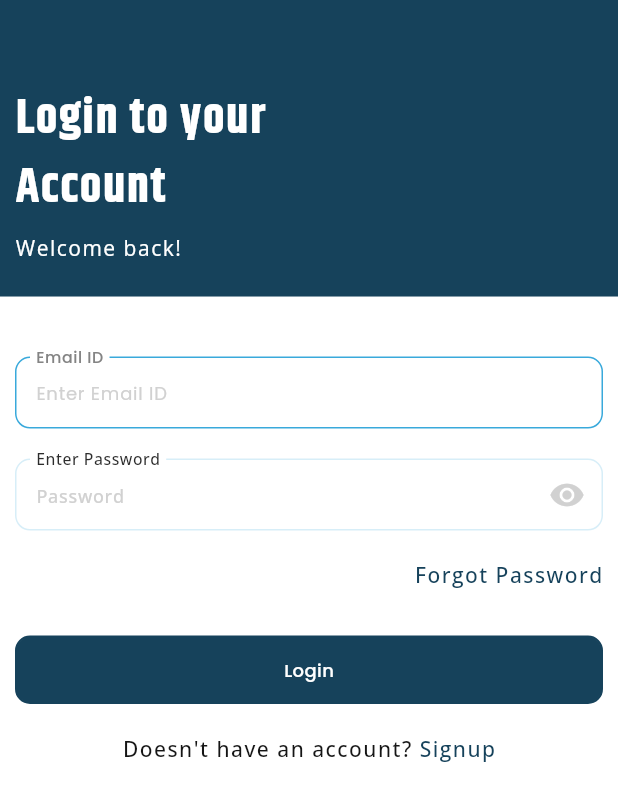
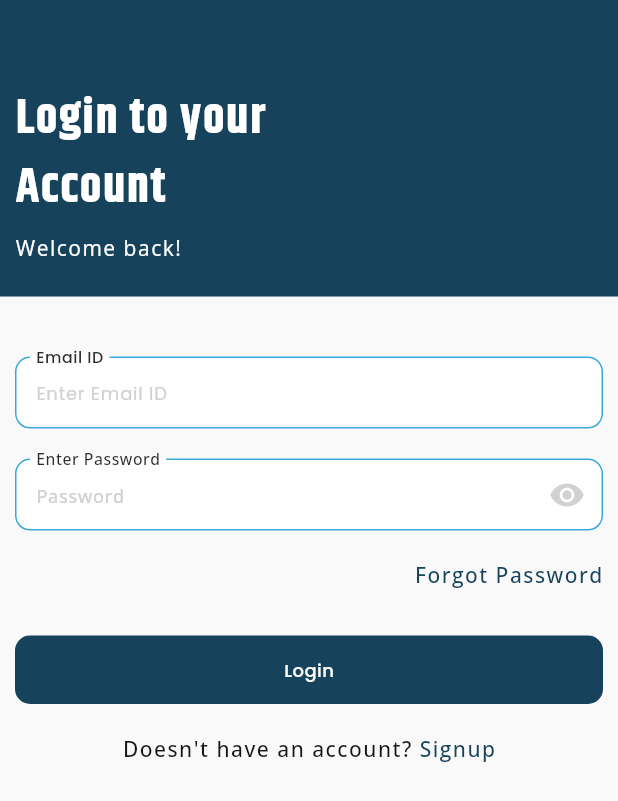
Before and after one commit to Irfan030/garage_app, a Flutter app: the LoginScreen screen opened by its route, on a phone screen of 412 x 824 dp. Shown: the top 801 px of the screen. Run offline on Flutter 3.47's test engine with Material 3 defaults, Android fonts, the phone set to English and light mode, and no system bars; our stand-ins replace dio, file_picker, flutter_bloc, flutter_svg, lottie, page_transition and 2 more; missing offline and left inert: mobile_scanner; accounts and stored records are empty.

Commit message:
finished base set up

```diff
--- a/lib/main.dart
+++ b/lib/main.dart
@@ -30,7 +30,7 @@ class MyApp extends StatelessWidget {
               useMaterial3: true,
             ),
             debugShowCheckedModeBanner: false,
-            initialRoute: RoutePath.login,
+            initialRoute: RoutePath.splash,
             onGenerateRoute: AppRoute.generateRoute,
           );
         },
--- a/lib/route/appRoutes.dart
+++ b/lib/route/appRoutes.dart
@@ -1,6 +1,10 @@
 import 'package:flutter/material.dart';
 import 'package:garage_app/route/routePath.dart';
+import 'package:garage_app/view/auth/Screens/SignUpScreen.dart';
+import 'package:garage_app/view/auth/Screens/forgotPasswordScreen.dart';
 import 'package:garage_app/view/auth/Screens/logInScreen.dart';
+import 'package:garage_app/view/auth/Screens/otpScreen.dart';
+import 'package:garage_app/view/auth/Screens/setPassWordScreen.dart';
 import 'package:garage_app/view/home/homeScreen.dart';
 import 'package:garage_app/view/notices/noticesDetailedScreen.dart';
 import 'package:garage_app/view/notices/noticesScreen.dart';
@@ -22,22 +26,18 @@ class AppRoute {
       case RoutePath.login:
         return MaterialPageRoute(builder: (_) => const LoginScreen());
 
-      // case RoutePath.signup:
-      //   return MaterialPageRoute(
-      //     builder: (_) => const SignupScreen(),
-      //   );
-      // case RoutePath.otpScreen:
-      //   OtpScreenArgument otpScreenArgument =
-      //   settings.arguments as OtpScreenArgument;
-      //   return MaterialPageRoute(
-      //     builder: (_) => OtpScreen(
-      //       otpScreenArgument: otpScreenArgument,
-      //     ),
-      //   );
-      // case RoutePath.setPassword:
-      //   return MaterialPageRoute(
-      //     builder: (_) => const SetPasswordScreen(),
-      //   );
+      case RoutePath.signup:
+        return MaterialPageRoute(builder: (_) => const SignupScreen());
+      case RoutePath.otpScreen:
+        OtpScreenArgument otpScreenArgument =
+            settings.arguments as OtpScreenArgument;
+        return MaterialPageRoute(
+          builder: (_) => OtpScreen(otpScreenArgument: otpScreenArgument),
+        );
+      case RoutePath.setPassword:
+        return MaterialPageRoute(builder: (_) => const SetPasswordScreen());
+      case RoutePath.forgotPassword:
+        return MaterialPageRoute(builder: (_) => const Forgotpassword());
 
       case RoutePath.homeScreen:
         return MaterialPageRoute(builder: (_) => HomeScreen());
--- a/lib/route/routePath.dart
+++ b/lib/route/routePath.dart
@@ -12,7 +12,6 @@ class RoutePath {
   static const String editTicket = '/editTicket';
   static const String escalateTicket = '/escalateTicket';
   static const String viewEscalation = '/view-escalation';
-
   static const String noticesScreen = '/noticesScreen';
   static const String noticesDetailedScreen = '/noticesDetailedScreen';
   static const String successScreen = '/successScreen';
--- a/lib/view/auth/Screens/logInScreen.dart
+++ b/lib/view/auth/Screens/logInScreen.dart
@@ -25,7 +25,7 @@ class _LoginScreenState extends State<LoginScreen> {
   final _formKey = GlobalKey<FormState>();
   String email = "", password = "";
   bool loader = false;
-  Authrepository authrepository = Authrepository();
+  Authrepository authRepository = Authrepository();
 
   @override
   void initState() {
@@ -38,7 +38,7 @@ class _LoginScreenState extends State<LoginScreen> {
     return PopScope(
       canPop: false,
       child: Scaffold(
-        backgroundColor: AppColor.whiteColor,
+        backgroundColor: AppColor.backgroundColor,
         body: SingleChildScrollView(
           child: Form(
             key: _formKey,
@@ -178,12 +178,12 @@ class _LoginScreenState extends State<LoginScreen> {
       "persistentLogin": true,
     };
 
-    var response = await authrepository.login(params);
+    var response = await authRepository.login(params);
     if (response.data["code"] == 200 && !response.data["error"]) {
-      // await SharedPreference.addStringToSF(
-      //   AppData.session,
-      //   // response.headers['Authorization']?[0],
-      // );
+      await SharedPreference.addStringToSF(
+        AppData.session,
+        response.headers['Authorization']?[0],
+      );
       await SharedPreference.addStringToSF(
         AppData.userId,
         response.data["results"]["data"]["user"]["id"],
--- a/lib/view/successScreen/successScreen.dart
+++ b/lib/view/successScreen/successScreen.dart
@@ -36,8 +36,7 @@ class _SuccessScreenState extends State<SuccessScreen> {
           mainAxisAlignment: MainAxisAlignment.center,
           children: [
             Lottie.asset(
-              // 'assets/animation/simple_tick.json',
-              'assets/animation/Simple.json',
+              'assets/animation/simple_tick.json',
               width: 100,
               height: 100,
               repeat: false,
--- a/lib/widget/authHeader.dart
+++ b/lib/widget/authHeader.dart
@@ -25,13 +25,8 @@ class AuthHeader extends StatelessWidget {
       width: SizeConfig.screenWidth,
       child: Stack(
         children: [
-          // Positioned.fill(
-          //   child: SvgPicture.asset(
-          //     'assets/images/svg/loginEllipse.svg', // Path to your SVG
-          //     fit: BoxFit.cover, // Adjust the fit of the background
-          //   ),
-          // ),
           Container(
+            width: double.infinity,
             color: AppColor.mainColor,
             padding: EdgeInsets.all(10),
             child: Column(
@@ -51,10 +46,10 @@ class AuthHeader extends StatelessWidget {
                     margin: EdgeInsets.only(right: 3),
                     child:
                         showBackButton
-                            ? Image.asset(
-                              "assets/images/back.png",
-                              width: getProportionateScreenWidth(25),
-                              height: getProportionateScreenHeight(21),
+                            ? Icon(
+                              Icons.arrow_back_ios_new_outlined,
+                              size: getProportionateScreenHeight(23),
+                              color: AppColor.whiteColor,
                             )
                             : Container(
                               height: getProportionateScreenHeight(21),
--- a/lib/widget/defaultTextInput.dart
+++ b/lib/widget/defaultTextInput.dart
@@ -45,7 +45,7 @@ class DefaultTextInput extends StatelessWidget {
         labelText: label,
 
         labelStyle: TextStyle(
-          color: AppColor.greyTextColor,
+          color: AppColor.labelColor,
           fontSize: 14,
           fontFamily: "PoppinsMedium",
         ),
--- a/lib/widget/passwordInput.dart
+++ b/lib/widget/passwordInput.dart
@@ -70,19 +70,19 @@ class _PasswordInputState extends State<PasswordInput> {
           fontFamily: AppData.openSansMedium,
         ),
         enabledBorder: OutlineInputBorder(
-          borderSide: BorderSide(color: AppColor.blueColorWithOpacity20),
+          borderSide: BorderSide(color: AppColor.blueColor),
           borderRadius: BorderRadius.circular(10.0),
         ),
         focusedBorder: OutlineInputBorder(
-          borderSide: BorderSide(color: AppColor.blueColorWithOpacity20),
+          borderSide: BorderSide(color: AppColor.blueColor),
           borderRadius: BorderRadius.circular(10.0),
         ),
         errorBorder: OutlineInputBorder(
-          borderSide: BorderSide(color: AppColor.blueColorWithOpacity20),
+          borderSide: BorderSide(color: AppColor.blueColor),
           borderRadius: BorderRadius.circular(10.0),
         ),
         focusedErrorBorder: OutlineInputBorder(
-          borderSide: BorderSide(color: AppColor.blueColorWithOpacity20),
+          borderSide: BorderSide(color: AppColor.blueColor),
           borderRadius: BorderRadius.circular(10.0),
         ),
       ),
```
Also changed, not shown: assets/animation/Simple.json (deleted, +0 -1 lines), lib/view/auth/Screens/SignUpScreen.dart (+12 -10 lines), lib/view/auth/Screens/forgotPasswordScreen.dart (+18 -14 lines).
